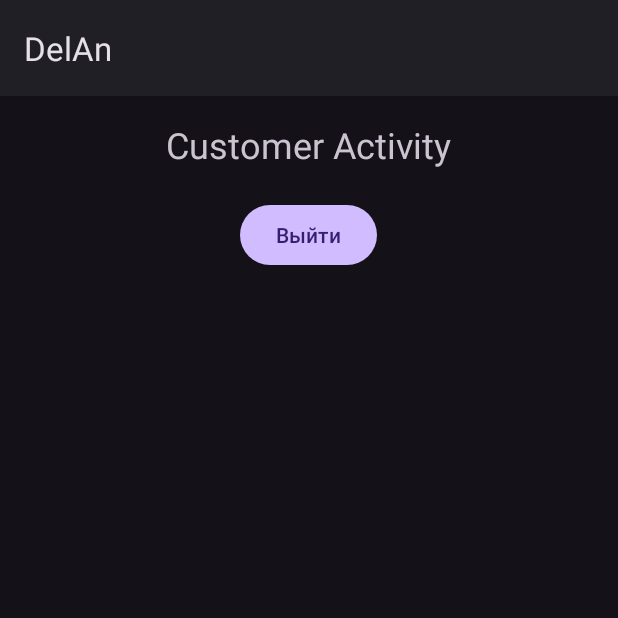
After one commit to Erma4k0v/DelAn, an Android app: the CustomerActivity screen opened directly, with no data from a screen before it, on a phone screen of 412 x 824 dp, the top half of it. The commit adds this screen. Run offline under Robolectric (Android 15) with nearby library versions, the phone set to English and light mode, and no system bars; our stand-ins replace Firebase (no records; nobody signed in at launch, a user with empty details on screens opened directly).

Commit message:
Добавил 3 страницы

```diff
--- a/app/build.gradle.kts
+++ b/app/build.gradle.kts
@@ -38,6 +38,7 @@ dependencies {
     implementation("com.google.android.material:material:1.12.0")
     implementation("androidx.constraintlayout:constraintlayout:2.1.4")
     implementation("com.google.firebase:firebase-auth:23.0.0")
+    implementation("com.google.firebase:firebase-firestore:25.0.0")
     testImplementation("junit:junit:4.13.2")
     androidTestImplementation("androidx.test.ext:junit:1.1.5")
     androidTestImplementation("androidx.test.espresso:espresso-core:3.5.1")
--- a/app/src/main/AndroidManifest.xml
+++ b/app/src/main/AndroidManifest.xml
@@ -28,6 +28,10 @@
 
                 <category android:name="android.intent.category.LAUNCHER" />
             </intent-filter>
+
         </activity>
+        <activity android:name=".SupplierActivity" />
+        <activity android:name=".CustomerActivity" />
+        <activity android:name=".CourierActivity" />
     </application>
 </manifest>
--- /dev/null
+++ b/app/src/main/java/com/example/delan/CustomerActivity.java
@@ -0,0 +1,26 @@
+package com.example.delan;
+
+import android.content.Intent;
+import android.os.Bundle;
+import android.widget.Button;
+import androidx.appcompat.app.AppCompatActivity;
+import com.google.firebase.auth.FirebaseAuth;
+
+public class CustomerActivity extends AppCompatActivity {
+    Button exit_btn;
+
+    @Override
+    protected void onCreate(Bundle savedInstanceState) {
+        super.onCreate(savedInstanceState);
+        setContentView(R.layout.activity_customer);
+
+        exit_btn = findViewById(R.id.exit_btn);
+
+        exit_btn.setOnClickListener(v -> {
+            FirebaseAuth.getInstance().signOut();
+            Intent intent = new Intent(getApplicationContext(), LoginActivity.class);
+            startActivity(intent);
+            finish();
+        });
+    }
+}
--- /dev/null
+++ b/app/src/main/res/layout/activity_customer.xml
@@ -0,0 +1,25 @@
+<?xml version="1.0" encoding="utf-8"?>
+<LinearLayout xmlns:android="http://schemas.android.com/apk/res/android"
+    xmlns:tools="http://schemas.android.com/tools"
+    android:layout_width="match_parent"
+    android:layout_height="match_parent"
+    android:orientation="vertical"
+    android:padding="16dp">
+
+    <TextView
+        android:layout_width="wrap_content"
+        android:layout_height="wrap_content"
+        android:text="Customer Activity"
+        android:textSize="24sp"
+        android:layout_gravity="center"
+        android:layout_marginBottom="20dp"
+        tools:ignore="HardcodedText" />
+
+    <Button
+        android:id="@+id/exit_btn"
+        android:layout_width="wrap_content"
+        android:layout_height="wrap_content"
+        android:text="@string/Exit"
+        android:layout_gravity="center"/>
+
+</LinearLayout>
--- a/app/src/main/res/layout/activity_login.xml
+++ b/app/src/main/res/layout/activity_login.xml
@@ -51,7 +51,6 @@
     <Button
         android:id="@+id/register_btn"
         android:text="@string/btn_register"
-        android:layout_marginTop="50dp"
         android:layout_width="match_parent"
         android:layout_height="wrap_content" />
 
```
Also changed, not shown: app/src/main/java/com/example/delan/CourierActivity.java (added, +26 -0 lines), app/src/main/java/com/example/delan/MainActivity.java (+35 -6 lines), app/src/main/java/com/example/delan/RegisterActivity.java (+36 -13 lines), app/src/main/java/com/example/delan/SupplierActivity.java (added, +26 -0 lines), app/src/main/res/drawable/ic_product_image_placeholder.xml (added, +10 -0 lines), app/src/main/res/layout/activity_courier.xml (added, +25 -0 lines), app/src/main/res/layout/activity_main.xml (+6 -3 lines), app/src/main/res/layout/activity_supplier.xml (added, +25 -0 lines).
